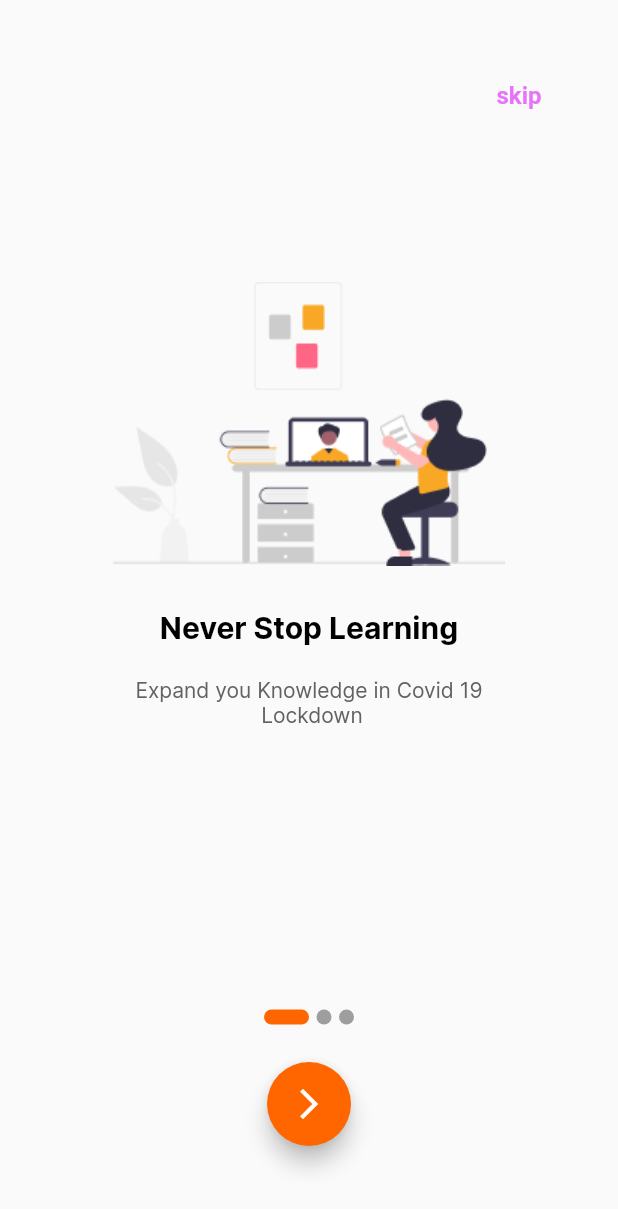
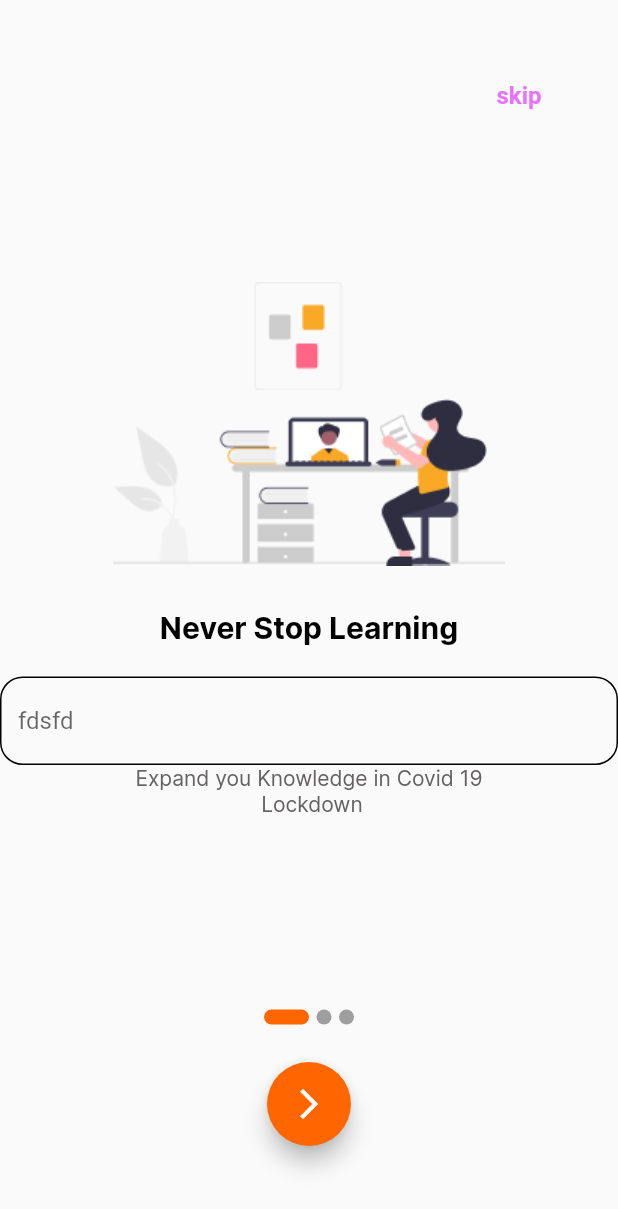
Before and after one commit to OHany1999/orangeApplication, a Flutter app: the screen it shows after launch, on a phone screen of 412 x 824 dp. Shown: the top 1209 px of the screen. Run offline on Flutter 3.47's test engine with Material 2 defaults, Android fonts, the phone set to English and light mode, and no system bars; drawn by our look-alikes of smooth_page_indicator.

Commit message:
small update1

```diff
--- a/lib/screen/login/login.dart
+++ b/lib/screen/login/login.dart
@@ -59,7 +59,6 @@ class LoginScreen extends StatelessWidget {
               defaultButtonBorderStyle: BorderStyle.none,
               onPress: () {},
               defaultFontFamily: 'Nunito',
-              child: const SizedBox(),
               // text: 'Login',
             ),
             const SizedBox(
@@ -76,7 +75,7 @@ class LoginScreen extends StatelessWidget {
               defaultButtonBorderColor: Colors.blueAccent,
               defaultButtonBorderStyle: BorderStyle.solid,
               // text: 'Create an Account',
-                child: const SizedBox()),
+            ),
           ],
         ),
       ),
--- a/lib/screen/onBoarding/Boarding_item.dart
+++ b/lib/screen/onBoarding/Boarding_item.dart
@@ -1,4 +1,5 @@
 import 'package:flutter/material.dart';
+import 'package:orange_course/shared/components/textFormField.dart';
 
 import '../../model/onBoarding/onBoarding_model.dart';
 
@@ -6,6 +7,7 @@ class OnBoardingItem extends StatelessWidget {
   OnBoardingModel onBoardingModel;
 
   OnBoardingItem(this.onBoardingModel);
+  TextEditingController controller = TextEditingController();
 
   @override
   Widget build(BuildContext context) {
@@ -33,6 +35,7 @@ class OnBoardingItem extends StatelessWidget {
         SizedBox(
           height: 20,
         ),
+        MyTextFormFaild(controller: controller,validate: (text){},text: 'fdsfd',),
         Text(
           onBoardingModel.body,
           style: TextStyle(
--- a/lib/shared/components/buttons.dart
+++ b/lib/shared/components/buttons.dart
@@ -3,7 +3,6 @@ import 'package:orange_course/shared/colors/const_color.dart';
 
 class Button extends StatelessWidget {
   void Function() onPress;
-  Widget child;
   BorderStyle defaultButtonBorderStyle;
   String? text;
   Color defaultTextColor;
@@ -18,7 +17,6 @@ class Button extends StatelessWidget {
   double buttonHeight;
   Button({
     required this.onPress,
-    required this.child,
     required this.defaultButtonBorderStyle,
     required this.text,
     this.defaultTextColor = Colors.white,
--- /dev/null
+++ b/lib/shared/components/textFormField.dart
@@ -0,0 +1,27 @@
+import 'package:flutter/material.dart';
+
+class MyTextFormFaild extends StatelessWidget {
+TextEditingController controller;
+String? Function(String?) validate;
+String text;
+
+MyTextFormFaild({required this.controller,required this.validate,required this.text});
+
+  @override
+  Widget build(BuildContext context) {
+    return TextFormField(
+      controller: controller,
+      validator: validate,
+      decoration: InputDecoration(
+        hintText: text,
+        focusedBorder: OutlineInputBorder(
+          borderRadius: BorderRadius.circular(15),
+          borderSide: BorderSide(color: Colors.black),
+        ),
+        enabledBorder: OutlineInputBorder(
+          borderRadius: BorderRadius.circular(15),
+        ),
+      ),
+    );
+  }
+}
```
Lines whose indentation alone changed are shown as unchanged.
